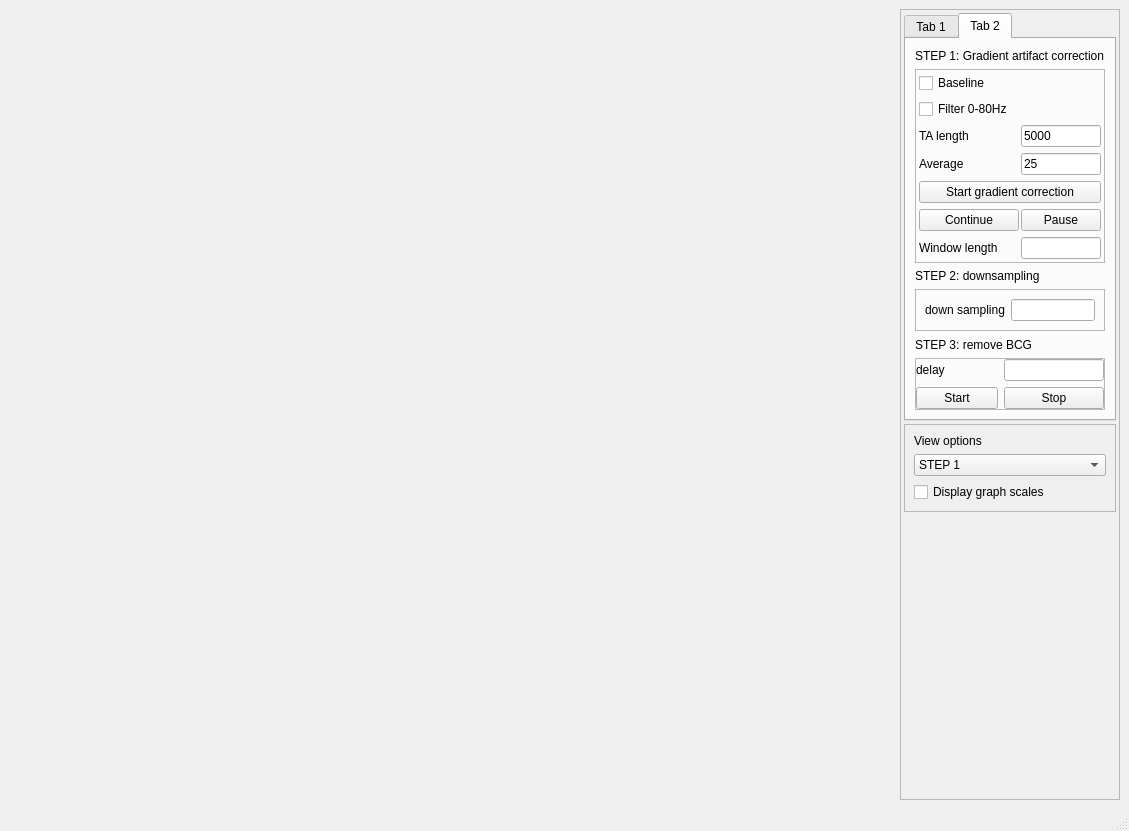
Qt form UI/eegwindow.ui (VeikkaLeppanen/Real_Time_EEG) before a commit.
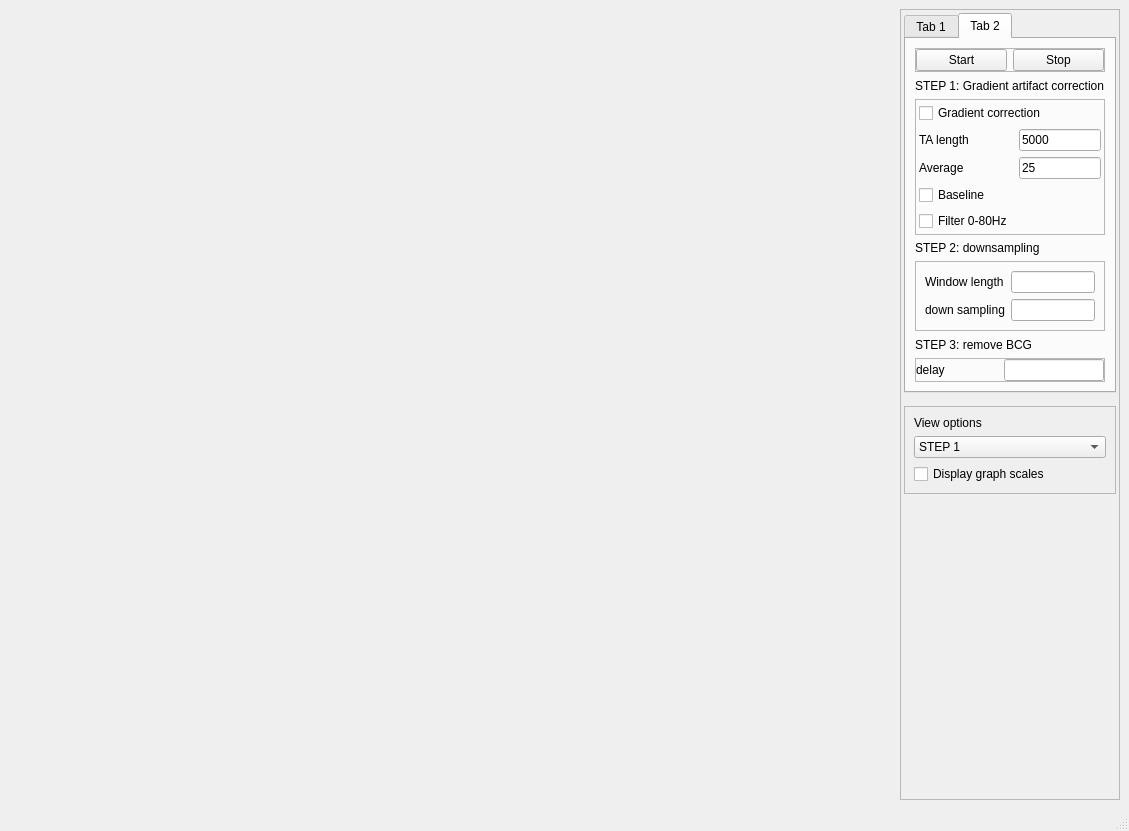
The same form after that commit. The open tabs and pages were chosen to show the change. Custom widgets are drawn as their Qt base class.

The edit to the form file:
```diff
--- a/UI/eegwindow.ui
+++ b/UI/eegwindow.ui
@@ -293,6 +293,56 @@
            <string>Tab 2</string>
           </attribute>
           <layout class="QVBoxLayout" name="verticalLayout_2">
+           <item>
+            <widget class="QFrame" name="frame_10">
+             <property name="frameShape">
+              <enum>QFrame::StyledPanel</enum>
+             </property>
+             <property name="frameShadow">
+              <enum>QFrame::Raised</enum>
+             </property>
+             <layout class="QGridLayout" name="gridLayout_6">
+              <property name="leftMargin">
+               <number>0</number>
+              </property>
+              <property name="topMargin">
+               <number>0</number>
+              </property>
+              <property name="rightMargin">
+               <number>0</number>
+              </property>
+              <property name="bottomMargin">
+               <number>0</number>
+              </property>
+              <item row="0" column="1">
+               <widget class="QPushButton" name="stopButton">
+                <property name="maximumSize">
+                 <size>
+                  <width>100</width>
+                  <height>16777215</height>
+                 </size>
+                </property>
+                <property name="text">
+                 <string>Stop</string>
+                </property>
+               </widget>
+              </item>
+              <item row="0" column="0">
+               <widget class="QPushButton" name="startButton">
+                <property name="maximumSize">
+                 <size>
+                  <width>100</width>
+                  <height>16777215</height>
+                 </size>
+                </property>
+                <property name="text">
+                 <string>Start</string>
+                </property>
+               </widget>
+              </item>
+             </layout>
+            </widget>
+           </item>
            <item>
             <widget class="QLabel" name="label_3">
              <property name="text">
@@ -321,113 +371,52 @@
               <property name="bottomMargin">
                <number>3</number>
               </property>
+              <item row="6" column="1">
+               <widget class="QLineEdit" name="lineEditGAaverage">
+                <property name="text">
+                 <string>25</string>
+                </property>
+               </widget>
+              </item>
               <item row="8" column="0">
-               <widget class="QPushButton" name="GACorrectionStart">
-                <property name="minimumSize">
-                 <size>
-                  <width>100</width>
-                  <height>0</height>
-                 </size>
-                </property>
-                <property name="maximumSize">
-                 <size>
-                  <width>16777215</width>
-                  <height>16777215</height>
-                 </size>
-                </property>
+               <widget class="QCheckBox" name="filter1">
                 <property name="text">
-                 <string>Continue</string>
+                 <string>Filter 0-80Hz</string>
                 </property>
                </widget>
               </item>
-              <item row="8" column="1">
-               <widget class="QPushButton" name="GACorrectionStop">
-                <property name="minimumSize">
-                 <size>
-                  <width>0</width>
-                  <height>0</height>
-                 </size>
-                </property>
-                <property name="maximumSize">
-                 <size>
-                  <width>100</width>
-                  <height>16777215</height>
-                 </size>
-                </property>
+              <item row="4" column="0" colspan="2">
+               <widget class="QCheckBox" name="checkBox_GA">
                 <property name="text">
-                 <string>Pause</string>
+                 <string>Gradient correction</string>
                 </property>
                </widget>
               </item>
-              <item row="7" column="0" colspan="2">
-               <widget class="QPushButton" name="HandlerApplyButton">
-                <property name="text">
-                 <string>Start gradient correction</string>
-                </property>
-               </widget>
-              </item>
-              <item row="9" column="0">
-               <widget class="QLabel" name="label_17">
-                <property name="text">
-                 <string>Window length</string>
-                </property>
-               </widget>
-              </item>
-              <item row="4" column="1">
-               <widget class="QLineEdit" name="lineEditGALength">
-                <property name="text">
-                 <string>5000</string>
-                </property>
-               </widget>
-              </item>
-              <item row="2" column="0">
-               <widget class="QCheckBox" name="checkBox_2">
-                <property name="text">
-                 <string>Baseline</string>
-                </property>
-               </widget>
-              </item>
-              <item row="9" column="1">
-               <widget class="QLineEdit" name="numberOfSamples">
-                <property name="maximumSize">
-                 <size>
-                  <width>100</width>
-                  <height>16777215</height>
-                 </size>
-                </property>
-                <property name="baseSize">
-                 <size>
-                  <width>0</width>
-                  <height>0</height>
-                 </size>
-                </property>
-               </widget>
-              </item>
-              <item row="4" column="0">
+              <item row="5" column="0">
                <widget class="QLabel" name="label_2">
                 <property name="text">
                  <string>TA length</string>
                 </property>
                </widget>
               </item>
-              <item row="5" column="0">
+              <item row="5" column="1">
+               <widget class="QLineEdit" name="lineEditGALength">
+                <property name="text">
+                 <string>5000</string>
+                </property>
+               </widget>
+              </item>
+              <item row="6" column="0">
                <widget class="QLabel" name="label_7">
                 <property name="text">
                  <string>Average</string>
                 </property>
                </widget>
               </item>
-              <item row="5" column="1">
-               <widget class="QLineEdit" name="lineEditGAaverage">
+              <item row="7" column="0">
+               <widget class="QCheckBox" name="checkBox_2">
                 <property name="text">
-                 <string>25</string>
-                </property>
-               </widget>
-              </item>
-              <item row="3" column="0">
-               <widget class="QCheckBox" name="filter1">
-                <property name="text">
-                 <string>Filter 0-80Hz</string>
+                 <string>Baseline</string>
                 </property>
                </widget>
               </item>
@@ -467,6 +456,29 @@
                 </property>
                </widget>
               </item>
+              <item row="0" column="2">
+               <widget class="QLineEdit" name="numberOfSamples">
+                <property name="maximumSize">
+                 <size>
+                  <width>100</width>
+                  <height>16777215</height>
+                 </size>
+                </property>
+                <property name="baseSize">
+                 <size>
+                  <width>0</width>
+                  <height>0</height>
+                 </size>
+                </property>
+               </widget>
+              </item>
+              <item row="0" column="0">
+               <widget class="QLabel" name="label_17">
+                <property name="text">
+                 <string>Window length</string>
+                </property>
+               </widget>
+              </item>
              </layout>
             </widget>
            </item>
@@ -514,32 +526,6 @@
                 </property>
                </widget>
               </item>
-              <item row="6" column="1">
-               <widget class="QPushButton" name="stopButton">
-                <property name="maximumSize">
-                 <size>
-                  <width>100</width>
-                  <height>16777215</height>
-                 </size>
-                </property>
-                <property name="text">
-                 <string>Stop</string>
-                </property>
-               </widget>
-              </item>
-              <item row="6" column="0">
-               <widget class="QPushButton" name="startButton">
-                <property name="maximumSize">
-                 <size>
-                  <width>100</width>
-                  <height>16777215</height>
-                 </size>
-                </property>
-                <property name="text">
-                 <string>Start</string>
-                </property>
-               </widget>
-              </item>
               <item row="4" column="0">
                <widget class="QLabel" name="label_11">
                 <property name="text">
```
Left out of the diff: 10 changed lines with no effect on the pictures.
